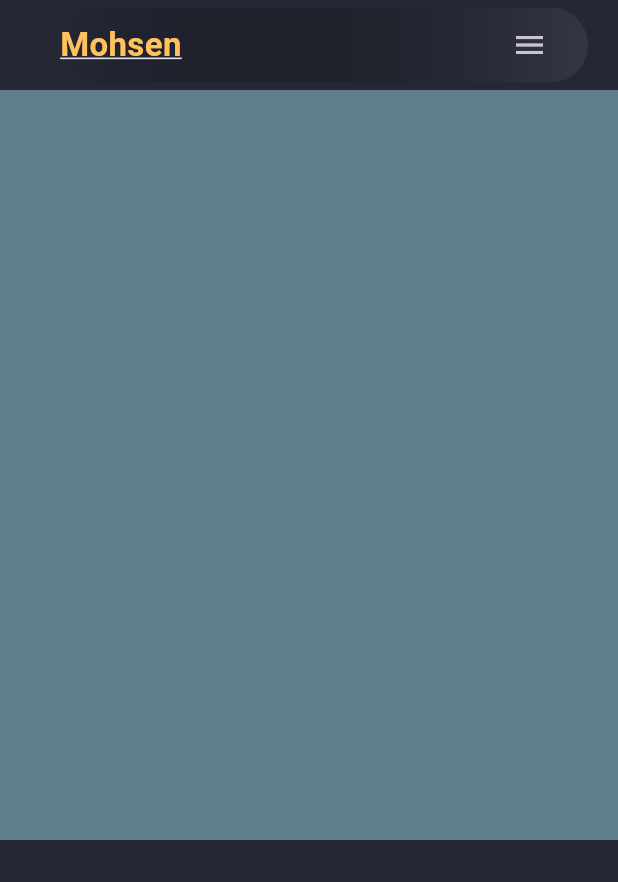
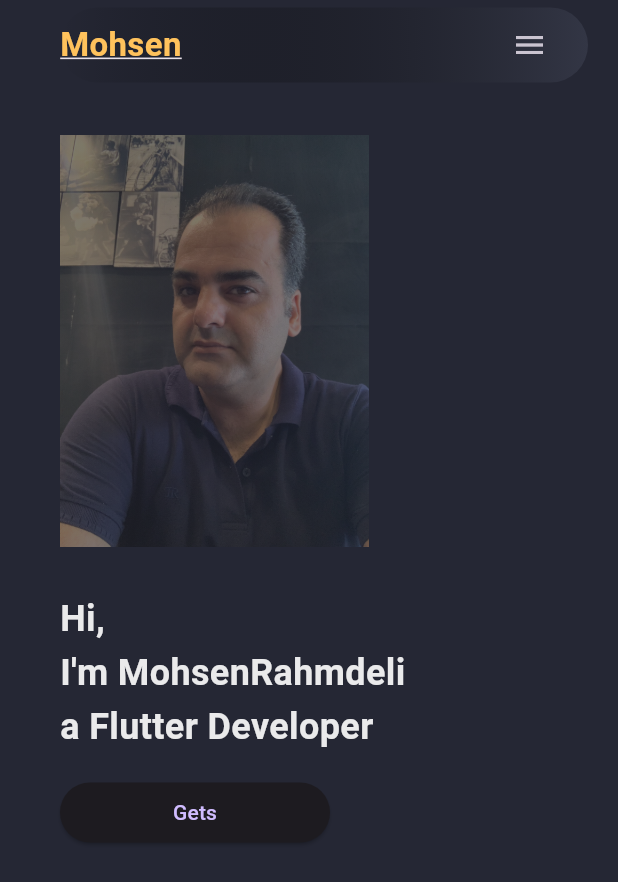
Before and after one commit to mohsenrahmdeli/Flutter-Site, a Flutter app: the screen it shows after launch, on a phone screen of 412 x 824 dp. Shown: the top 882 px of the screen. Run offline on Flutter 3.47's test engine with Material 3 defaults, Android fonts, the phone set to English and light mode, and no system bars.

Commit message:
create Responsive main  mobile and Desktop

```diff
--- a/lib/pages/home_page.dart
+++ b/lib/pages/home_page.dart
@@ -7,6 +7,8 @@
 import '../widgets/drawer_mobile.dart';
 import '../widgets/header_desktop.dart';
 import '../widgets/header_mobile.dart';
+import '../widgets/main_desktop.dart';
+import '../widgets/main_mobile.dart';
 import '../widgets/site_logo.dart';
 
 class HomePage extends StatelessWidget {
@@ -15,11 +17,15 @@
 
   @override
   Widget build(BuildContext context) {
+    final screenSize = MediaQuery.of(context).size;
+    final screenWidth = screenSize.width;
+    final screenHeight = screenSize.height;
     return LayoutBuilder(builder: (context, constraints) {
       return Scaffold(
         key: scaffoldKey,
         backgroundColor: CustomColor.scaffoldBg,
-        endDrawer: constraints.maxWidth >= kMinDesktopWidth ? null : DrawerMobile(),
+        endDrawer:
+            constraints.maxWidth >= kMinDesktopWidth ? null : DrawerMobile(),
         body: ListView(
           scrollDirection: Axis.vertical,
           children: [
@@ -33,6 +39,11 @@
                   scaffoldKey.currentState!.openEndDrawer();
                 },
               ),
+            if (constraints.maxWidth >= kMinDesktopWidth)
+              MainDesktop()
+            else
+              MAinMobile(),
+
             //Skill
             Container(
               height: 500,
--- /dev/null
+++ b/lib/widgets/main_mobile.dart
@@ -0,0 +1,64 @@
+import 'package:flutter/material.dart';
+import '../constans/color.dart';
+
+class MAinMobile extends StatelessWidget {
+  const MAinMobile({super.key});
+
+  @override
+  Widget build(BuildContext context) {
+    final screenSize = MediaQuery.of(context).size;
+    final screenWidth = screenSize.width;
+    final screenHeight = screenSize.height;
+    return Container(
+      margin: EdgeInsets.symmetric(
+        horizontal: 40.0,
+        vertical: 30.0,
+      ),
+      height: screenHeight,
+      constraints: BoxConstraints(
+        minHeight: 560.0,
+      ),
+      child: Column(
+        mainAxisAlignment: MainAxisAlignment.start,
+        crossAxisAlignment: CrossAxisAlignment.start,
+        children: [
+          ShaderMask(
+            shaderCallback: (bounds) {
+              return LinearGradient(colors: [
+                CustomColor.scaffoldBg.withOpacity(0.6),
+                CustomColor.scaffoldBg.withOpacity(0.6),
+              ]).createShader(bounds);
+            },
+            blendMode: BlendMode.srcATop,
+            child: Image.asset(
+              'assets/images/1.jpg',
+              width: screenWidth / 2,
+            ),
+          ),
+          SizedBox(
+            height: 30.0,
+          ),
+          Text(
+            "Hi,\nI'm MohsenRahmdeli\na Flutter Developer",
+            style: TextStyle(
+              fontSize: 24.0,
+              fontWeight: FontWeight.bold,
+              height: 1.5,
+              color: CustomColor.whitePrimary,
+            ),
+          ),
+          SizedBox(
+            height: 15.0,
+          ),
+          SizedBox(
+            width: 180.0,
+            child: ElevatedButton(
+              onPressed: () {},
+              child: Text('Gets'),
+            ),
+          ),
+        ],
+      ),
+    );
+  }
+}
--- a/pubspec.yaml
+++ b/pubspec.yaml
@@ -58,8 +58,8 @@
   uses-material-design: true
 
   # To add assets to your application, add an assets section, like this:
-  # assets:
-  #   - images/a_dot_burr.jpeg
+  assets:
+    - assets/images/
   #   - images/a_dot_ham.jpeg
 
   # An image asset can refer to one or more resolution-specific "variants", see
```
Also changed, not shown: lib/widgets/main_desktop.dart (added, +55 -0 lines), assets/images/1.jpg (added).
